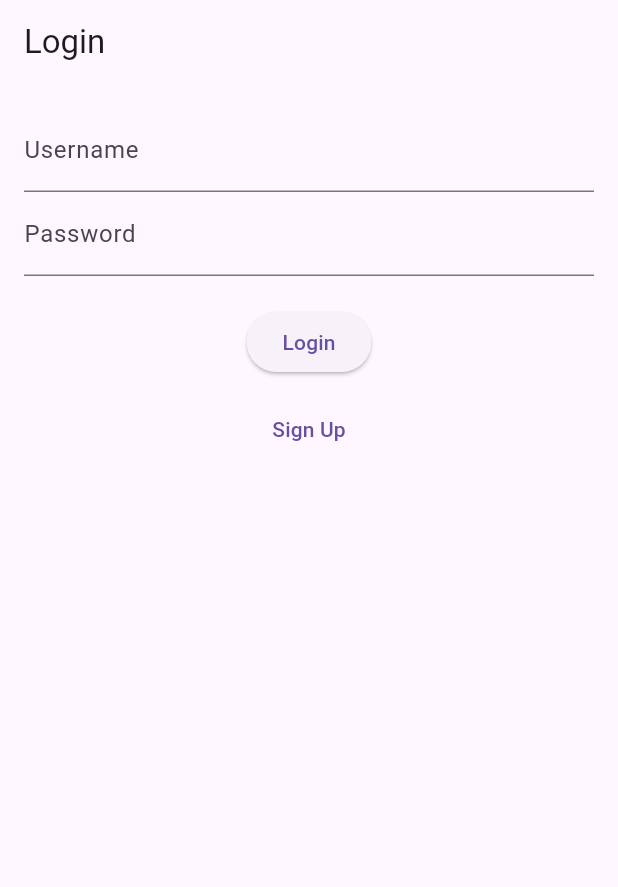
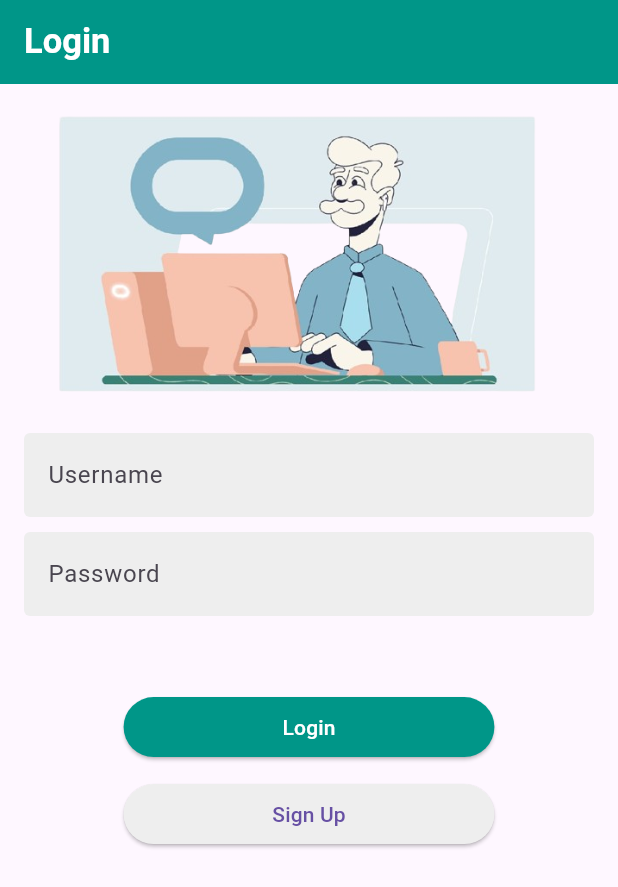
Before and after one commit to harshitpandey-bit/ERMS, a Flutter app: the screen it shows after launch, on a phone screen of 412 x 824 dp. Shown: the top 887 px of the screen. Run offline on Flutter 3.47's test engine with Material 3 defaults, Android fonts, the phone set to English and light mode, and no system bars; our stand-ins replace bloc, fl_chart, flutter_bloc, shared_preferences, sqflite; accounts and stored records are empty.

Commit message:
improved UI

```diff
--- a/lib/Screens/DashBoardScreen/piechart.dart
+++ b/lib/Screens/DashBoardScreen/piechart.dart
@@ -62,7 +62,7 @@ class PieChartSample2 extends StatelessWidget {
 
   List<PieChartSectionData> showingSections(int touchedIndex) {
     final sections = <PieChartSectionData>[];
-    final colors = [Colors.blue, Colors.yellow, Colors.purple];
+    final colors = [Colors.blue, Colors.teal, Colors.purple];
     final titles = ['Developers', 'Managers', 'Business Analysts'];
 
     int i = 0;
--- a/lib/Screens/LoginScreen/LoginScreen.dart
+++ b/lib/Screens/LoginScreen/LoginScreen.dart
@@ -10,21 +10,37 @@ class LoginScreen extends StatelessWidget {
   @override
   Widget build(BuildContext context) {
     return Scaffold(
-      appBar: AppBar(title: Text('Login')),
-      body: Padding(
+       appBar: AppBar(
+         title: Text("Login"),
+         backgroundColor: Colors.teal,
+         titleTextStyle: TextStyle(color: Colors.white,fontSize: 23,fontWeight: FontWeight.bold),
+       ),
+      body: SingleChildScrollView(
+        child: Padding(
           padding: EdgeInsets.all(16.0),
           child: Column(
             children: <Widget>[
-            TextField(
-              controller: _usernameController,
-              decoration: InputDecoration(labelText: 'Username'),
+              Image.asset("asset/images/login_image1-removebg-preview.png"),
+              TextFormField(
+                controller: _passwordController,
+                decoration: InputDecoration(hintText:"Username",
+                    border: const OutlineInputBorder(borderSide: BorderSide.none),
+                    fillColor: Colors.grey[200]
+                    ,filled: true),
+
+
               ),
-            TextField(
+              SizedBox(height: 10),
+              TextFormField(
                 controller: _passwordController,
-              decoration: InputDecoration(labelText: 'Password'),
+                decoration: InputDecoration(hintText:"Password",
+                  border: const OutlineInputBorder(borderSide: BorderSide.none),
+                fillColor: Colors.grey[200]
+                ,filled: true),
                 obscureText: true,
+
               ),
-            SizedBox(height: 20),
+              SizedBox(height: 50),
               BlocConsumer<LoginBloc, LoginState>(
                 listener: (context, state) {
                   if (state is LoginFailure) {
@@ -41,23 +57,45 @@ class LoginScreen extends StatelessWidget {
                   }
                   return Column(
                     children: [
-                    ElevatedButton(
+
+                      SizedBox(
+                        width:MediaQuery.of(context).size.width *0.6,
+
+                        child: ElevatedButton(
+
+                          style: ElevatedButton.styleFrom(
+
+                          backgroundColor: Colors.teal,
+
+                        ),
+
                           onPressed: () {
                             BlocProvider.of<LoginBloc>(context).add(
                               LoginButtonPressed(
                                 _usernameController.text,
                                 _passwordController.text,
+
                               ),
                             );
                           },
-                      child: Text('Login'),
+                          child: Text('Login',style: TextStyle(color: Colors.white),),
+                        ),
                       ),
                       SizedBox(height: 10),
-                    TextButton(
+
+                      SizedBox(
+                        width:MediaQuery.of(context).size.width *0.6,
+                        child: ElevatedButton(
+                          style:ElevatedButton.styleFrom(
+                                          backgroundColor: Colors.grey[200],
+
+
+                                          ),
                           onPressed: () {
                             Navigator.pushNamed(context, '/signup');
                           },
                           child: Text('Sign Up'),
+                        ),
                       ),
                     ],
                   );
@@ -66,6 +104,7 @@ class LoginScreen extends StatelessWidget {
             ],
           ),
         ),
+      ),
     );
   }
 }
--- a/lib/Screens/SignupScreen/SignupScreen.dart
+++ b/lib/Screens/SignupScreen/SignupScreen.dart
@@ -10,7 +10,10 @@ class SignupScreen extends StatelessWidget {
   @override
   Widget build(BuildContext context) {
     return Scaffold(
-      appBar: AppBar(title: Text('Signup')),
+        appBar: AppBar(
+        title: Text("Signup"),
+      titleTextStyle: TextStyle(color: Colors.white),
+    backgroundColor: Colors.teal,),
       body: Padding(
         padding: EdgeInsets.all(16.0),
         child: Column(
--- a/lib/main.dart
+++ b/lib/main.dart
@@ -44,6 +44,7 @@ class MyApp extends StatelessWidget {
       ],
       child: MaterialApp(
         title: 'Login App',
+        debugShowCheckedModeBanner: false,
         initialRoute: '/',
         routes: {
           '/': (context) => SplashScreen(),
--- a/pubspec.yaml
+++ b/pubspec.yaml
@@ -65,8 +65,8 @@ flutter:
   uses-material-design: true
 
   # To add assets to your application, add an assets section, like this:
-  # assets:
-  #   - images/a_dot_burr.jpeg
+  assets:
+      - asset/images/
   #   - images/a_dot_ham.jpeg
 
   # An image asset can refer to one or more resolution-specific "variants", see
```
Also changed, not shown: lib/Screens/DashBoardScreen/AttendenceScreen.dart (+5 -2 lines), lib/Screens/SplashScreen/SplashScreen.dart (+29 -8 lines), asset/images/login_image1-removebg-preview.png (added), asset/images/project_splash-removebg-preview.png (added). Lines whose indentation alone changed are shown as unchanged.
